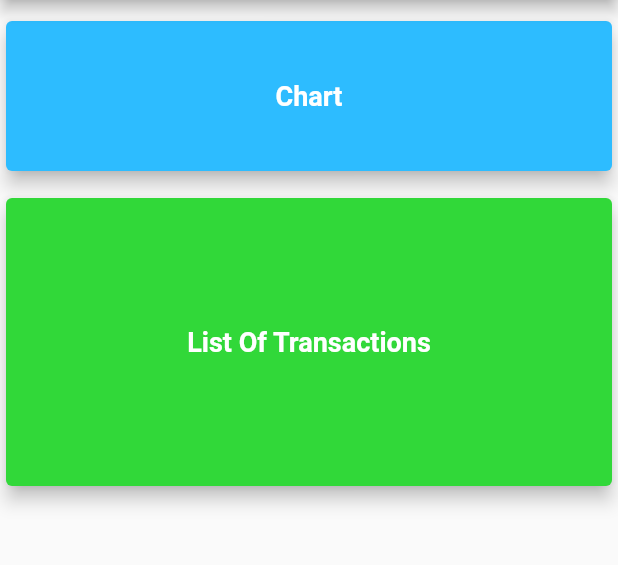
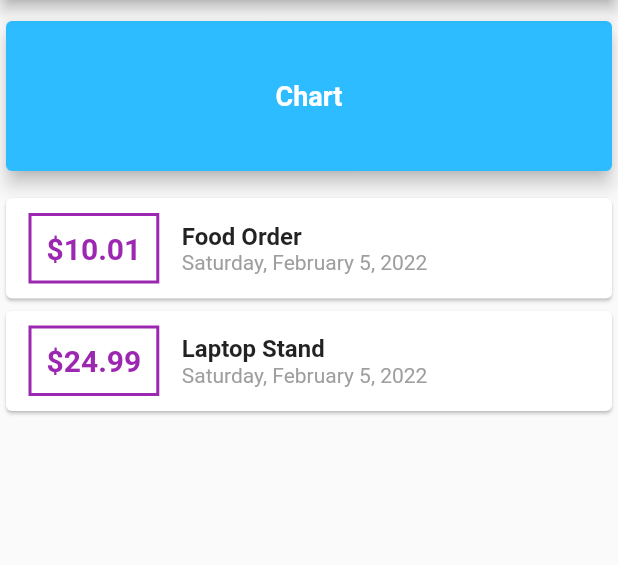
Before and after one commit to codeFaheem/flutter_expense_tracker, a Flutter app: the screen it shows after launch, on a phone screen of 412 x 824 dp, the part 84-649 px from its top. Run offline on Flutter 3.47's test engine with Material 2 defaults, Android fonts, the phone set to English and light mode, and no system bars.

Commit message:
Transaction List Section Added

```diff
--- a/lib/main.dart
+++ b/lib/main.dart
@@ -1,6 +1,7 @@
 // ignore_for_file: prefer_const_literals_to_create_immutables, prefer_const_constructors
 
 import 'package:flutter/material.dart';
+import 'package:intl/intl.dart';
 
 import './transaction.dart';
 
@@ -25,13 +26,13 @@ class MyHomePage extends StatelessWidget {
     Transaction(
       id: 'A1',
       title: 'Food Order',
-      amount: 5,
+      amount: 10.01,
       date: DateTime.now(),
     ),
     Transaction(
       id: 'A2',
       title: 'Laptop Stand',
-      amount: 15,
+      amount: 24.99,
       date: DateTime.now(),
     ),
   ];
@@ -65,24 +66,54 @@ class MyHomePage extends StatelessWidget {
             ),
           ),
           SizedBox(height: 10),
-          SizedBox(
-            height: 200,
-            width: double.infinity,
-            child: Card(
-              color: Color.fromARGB(255, 49, 216, 57),
-              elevation: 5,
-              child: Center(
-                child: Text(
-                  'List Of Transactions',
-                  style: TextStyle(
-                    color: Colors.white,
-                    fontSize: 18,
-                    fontWeight: FontWeight.bold,
-                  ),
-                  textAlign: TextAlign.center,
+          Column(
+            children: transactions.map((tx) {
+              return Card(
+                child: Row(
+                  children: [
+                    Container(
+                      margin: EdgeInsets.symmetric(
+                        vertical: 10,
+                        horizontal: 15,
+                      ),
+                      decoration: BoxDecoration(
+                        border: Border.all(
+                          color: Colors.purple,
+                          width: 2,
+                        ),
+                      ),
+                      padding: EdgeInsets.all(10),
+                      child: Text(
+                        '\$${tx.amount}',
+                        style: TextStyle(
+                          fontWeight: FontWeight.bold,
+                          fontSize: 20,
+                          color: Colors.purple,
+                        ),
+                      ),
+                    ),
+                    Column(
+                      crossAxisAlignment: CrossAxisAlignment.start,
+                      children: [
+                        Text(
+                          tx.title,
+                          style: TextStyle(
+                            fontWeight: FontWeight.bold,
+                            fontSize: 16,
+                          ),
+                        ),
+                        Text(
+                          DateFormat.yMMMMEEEEd().format(tx.date),
+                          style: TextStyle(
+                            color: Colors.grey,
+                          ),
+                        )
+                      ],
+                    ),
+                  ],
                 ),
-              ),
-            ),
+              );
+            }).toList(),
           ),
         ],
       ),
--- a/pubspec.yaml
+++ b/pubspec.yaml
@@ -29,6 +29,7 @@ environment:
 dependencies:
   flutter:
     sdk: flutter
+  intl: ^0.17.0
 
 
   # The following adds the Cupertino Icons font to your application.
```
Also changed, not shown: pubspec.lock.
